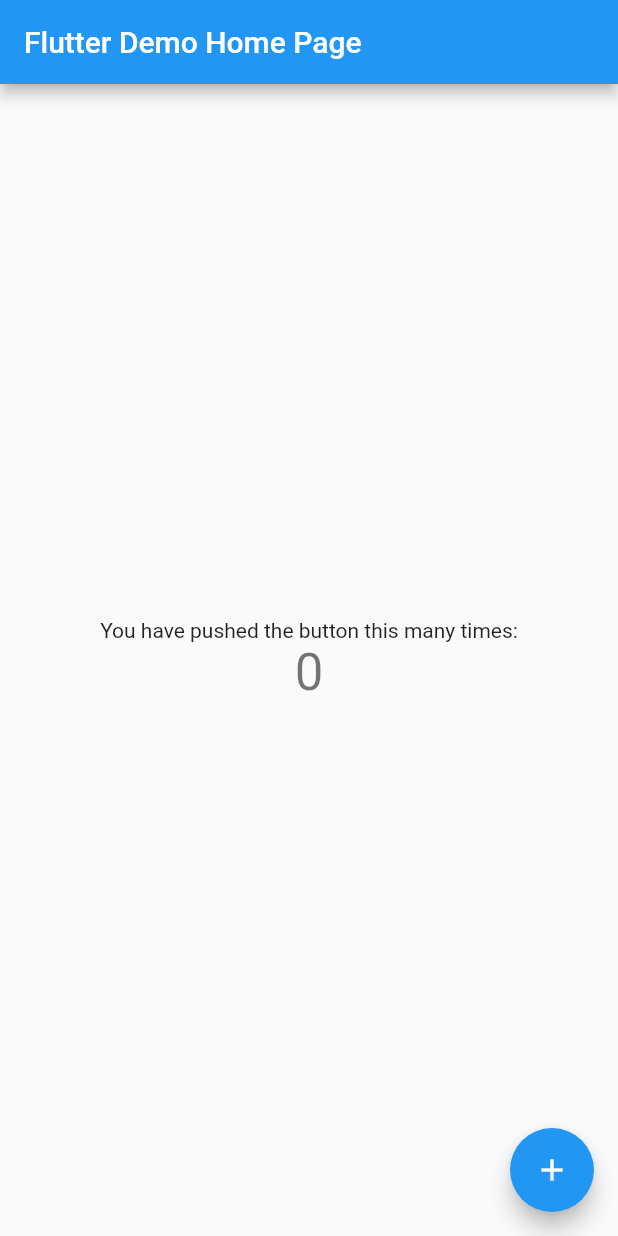
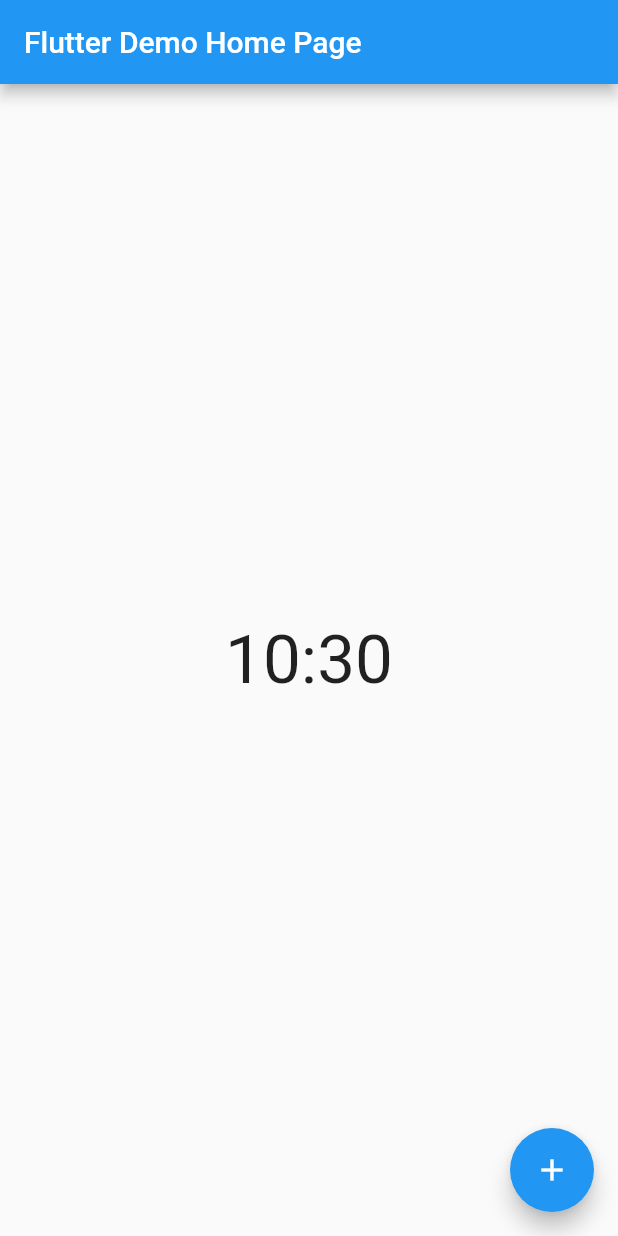
Before and after one commit to AleSpero/text_clock, a Flutter app: the screen it shows after launch, on a phone screen of 412 x 824 dp. Run offline on Flutter 3.47's test engine with Material 2 defaults, Android fonts, the phone set to English and light mode, and no system bars; our stand-ins replace timezone.

Commit message:
code cleanup + super wip example

```diff
--- a/example/lib/main.dart
+++ b/example/lib/main.dart
@@ -1,4 +1,5 @@
 import 'package:flutter/material.dart';
+import 'package:text_clock/text_clock.dart';
 
 void main() => runApp(MyApp());
 
@@ -71,35 +72,8 @@ class _MyHomePageState extends State<MyHomePage> {
         // the App.build method, and use it to set our appbar title.
         title: Text(widget.title),
       ),
-      body: Center(
-        // Center is a layout widget. It takes a single child and positions it
-        // in the middle of the parent.
-        child: Column(
-          // Column is also layout widget. It takes a list of children and
-          // arranges them vertically. By default, it sizes itself to fit its
-          // children horizontally, and tries to be as tall as its parent.
-          //
-          // Invoke "debug painting" (press "p" in the console, choose the
-          // "Toggle Debug Paint" action from the Flutter Inspector in Android
-          // Studio, or the "Toggle Debug Paint" command in Visual Studio Code)
-          // to see the wireframe for each widget.
-          //
-          // Column has various properties to control how it sizes itself and
-          // how it positions its children. Here we use mainAxisAlignment to
-          // center the children vertically; the main axis here is the vertical
-          // axis because Columns are vertical (the cross axis would be
-          // horizontal).
-          mainAxisAlignment: MainAxisAlignment.center,
-          children: <Widget>[
-            Text(
-              'You have pushed the button this many times:',
-            ),
-            Text(
-              '$_counter',
-              style: Theme.of(context).textTheme.display1,
-            ),
-          ],
-        ),
+      body: Center(child:
+       TextClock()
       ),
       floatingActionButton: FloatingActionButton(
         onPressed: _incrementCounter,
--- a/example/pubspec.yaml
+++ b/example/pubspec.yaml
@@ -19,6 +19,10 @@ environment:
 dependencies:
   flutter:
     sdk: flutter
+
+  text_clock:
+    git:
+      url: git://github.com/AleSpero/text_clock.git
 
   # The following adds the Cupertino Icons font to your application.
   # Use with the CupertinoIcons class for iOS style icons.
--- a/lib/text_clock.dart
+++ b/lib/text_clock.dart
@@ -8,23 +8,16 @@ import 'package:flutter/material.dart';
 
 class TextClock extends StatefulWidget {
   var DEFAULT_STYLE_TIME;
-  var DEFAULT_STYLE_DATE;
 
   TextStyle timeStyle;
-  TextStyle dateStyle;
   String timezone;
-  String dateFormat;
   String timeFormat;
   var location;
-  bool showDate = true;
 
   TextClock(
       {this.timeStyle,
-        this.dateStyle,
         this.timezone,
-        this.dateFormat,
-        this.timeFormat,
-        this.showDate});
+        this.timeFormat});
 
   @override
   _TextClockState createState() => _TextClockState();
@@ -32,7 +25,6 @@ class TextClock extends StatefulWidget {
 
 class _TextClockState extends State<TextClock> {
   String _currentTime;
-  String _currentDate;
 
   Timer clock;
 
@@ -46,50 +38,32 @@ class _TextClockState extends State<TextClock> {
     } else {
       now = DateTime.now();
     }
-    _currentTime = formatDateTime(now, true);
-    _currentDate = formatDateTime(now, false);
+    _currentTime = formatDateTime(now);
     clock = Timer.periodic(Duration(seconds: 1), (timer) => _refreshTime());
     super.initState();
   }
 
   @override
   void dispose() {
-    //Stoppo timer
     clock?.cancel();
     super.dispose();
   }
 
-  //Ogni secondo refresha
-
   @override
   Widget build(BuildContext context) {
-    widget.DEFAULT_STYLE_DATE =
-        TextStyle(fontSize: 18);
     widget.DEFAULT_STYLE_TIME =
         TextStyle(fontSize: 45);
 
-    return (widget.showDate ?? true)
-        ? Column(
-      children: <Widget>[
-        Text(_currentTime,
-            style: widget.timeStyle ?? widget.DEFAULT_STYLE_TIME),
-        Text(_currentDate,
-            style: widget.dateStyle ?? widget.DEFAULT_STYLE_DATE),
-      ],
-    )
-        : Text(_currentTime, style: widget.timeStyle);
+    return Text(_currentTime,
+        style: widget.timeStyle ?? widget.DEFAULT_STYLE_TIME);
   }
 
-  String formatDateTime(DateTime date, bool isTime) {
-    return DateFormat(isTime
-        ? widget.timeFormat ?? "HH:mm" //Todo locale nel caso default
-        : widget.dateFormat)
+  String formatDateTime(DateTime date) {
+    return DateFormat(widget.timeFormat ?? "HH:mm")
         .format(date);
   }
 
   void _refreshTime() {
-    //Refresh time + applico format
-
     DateTime now;
 
     if (widget.location == null && widget.timezone != null) {
@@ -99,8 +73,7 @@ class _TextClockState extends State<TextClock> {
     try {
       now = widget.location != null ? TZDateTime.now(widget.location) : DateTime.now();
       setState(() {
-        _currentTime = formatDateTime(now, true);
-        _currentDate = formatDateTime(now, false);
+        _currentTime = formatDateTime(now);
       });
     } on Exception catch (e) {
       print(e);
```
Also changed, not shown: example/pubspec.lock, 2 other files.
